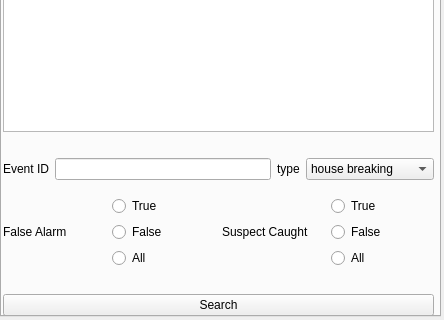
darynwilkinson/INF2611, file Assignment 1/crimeui.ui: the form before one commit; both pictures show x 0 to 444 and y 234 to 554 of the 444 by 554 pixel window.
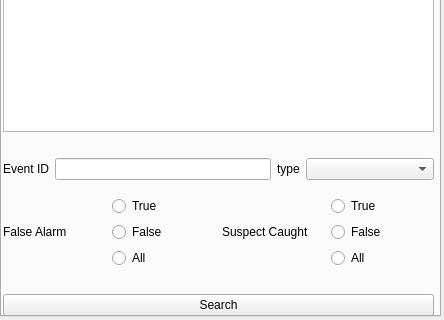
The form after the commit. The open tabs and pages were chosen to show the change.

The edit to the form file:
```diff
--- a/Assignment 1/crimeui.ui
+++ b/Assignment 1/crimeui.ui
@@ -575,6 +575,11 @@
           </item>
           <item>
            <widget class="QComboBox" name="comboBox_3">
+            <item>
+             <property name="text">
+              <string/>
+             </property>
+            </item>
             <item>
              <property name="text">
               <string>house breaking</string>
```
